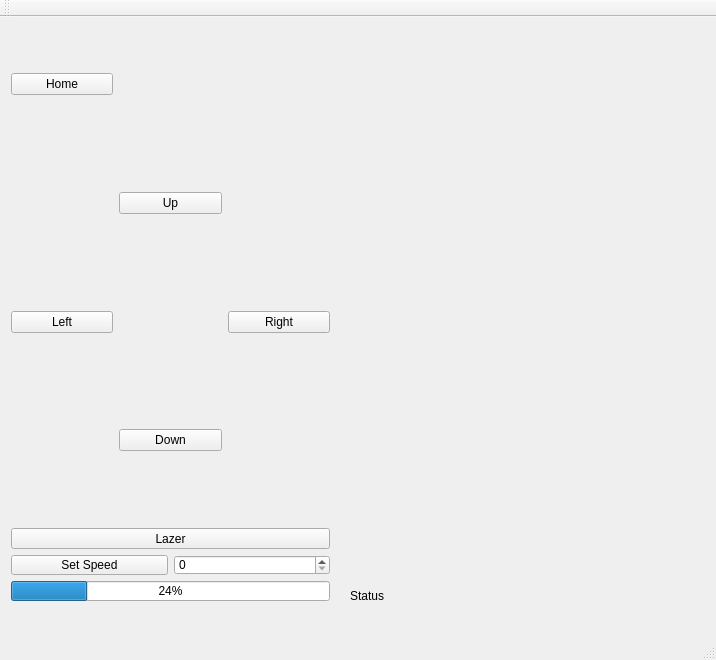
Qt form gui/mainwindow.ui (LeoYong95/lazerPi) before a commit.
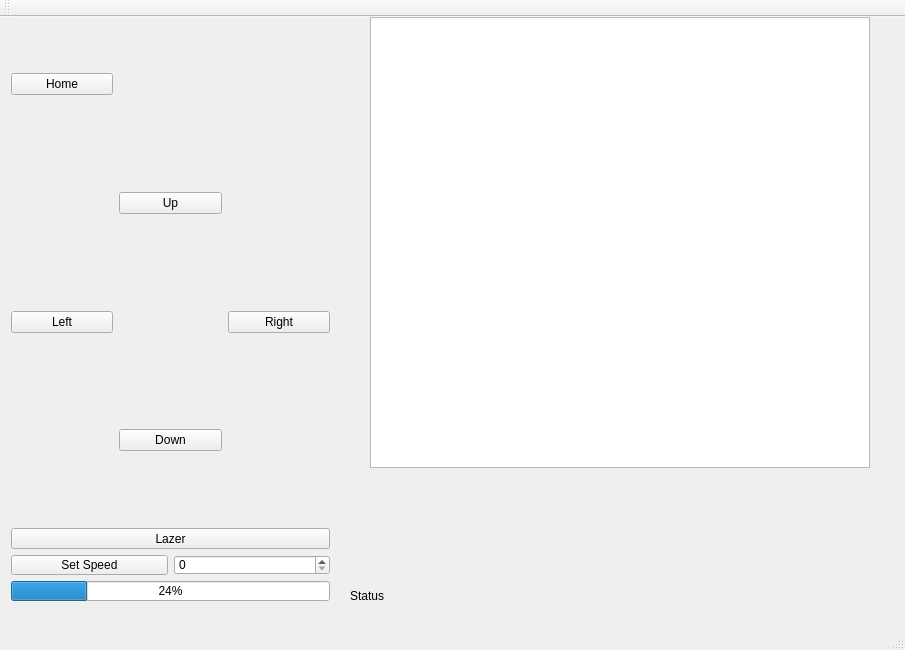
The same form after that commit.

Commit message: adding path display region

Patch:
```diff
--- a/gui/mainwindow.ui
+++ b/gui/mainwindow.ui
@@ -6,8 +6,8 @@
    <rect>
     <x>0</x>
     <y>0</y>
-    <width>716</width>
-    <height>660</height>
+    <width>905</width>
+    <height>650</height>
    </rect>
   </property>
   <property name="windowTitle">
@@ -169,6 +169,22 @@
      <string>Status</string>
     </property>
    </widget>
+   <widget class="QGraphicsView" name="graphicsView">
+    <property name="geometry">
+     <rect>
+      <x>370</x>
+      <y>0</y>
+      <width>500</width>
+      <height>451</height>
+     </rect>
+    </property>
+    <property name="maximumSize">
+     <size>
+      <width>500</width>
+      <height>500</height>
+     </size>
+    </property>
+   </widget>
   </widget>
   <widget class="QMenuBar" name="menuBar">
    <property name="geometry">
```
Left out of the diff: 2 changed lines with no effect on the pictures. The commit also changes 2 other files.
